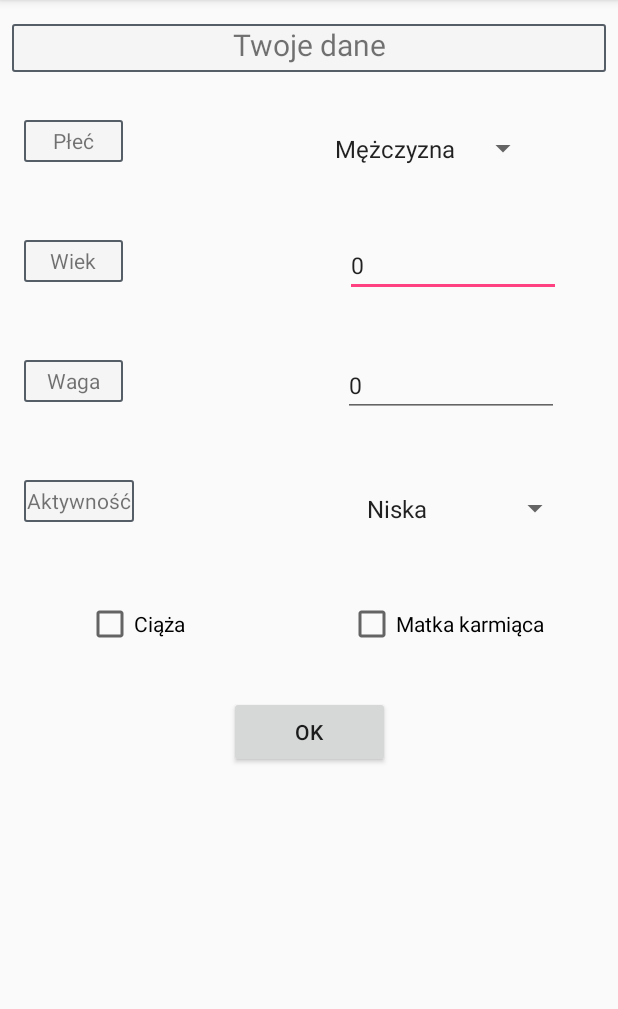
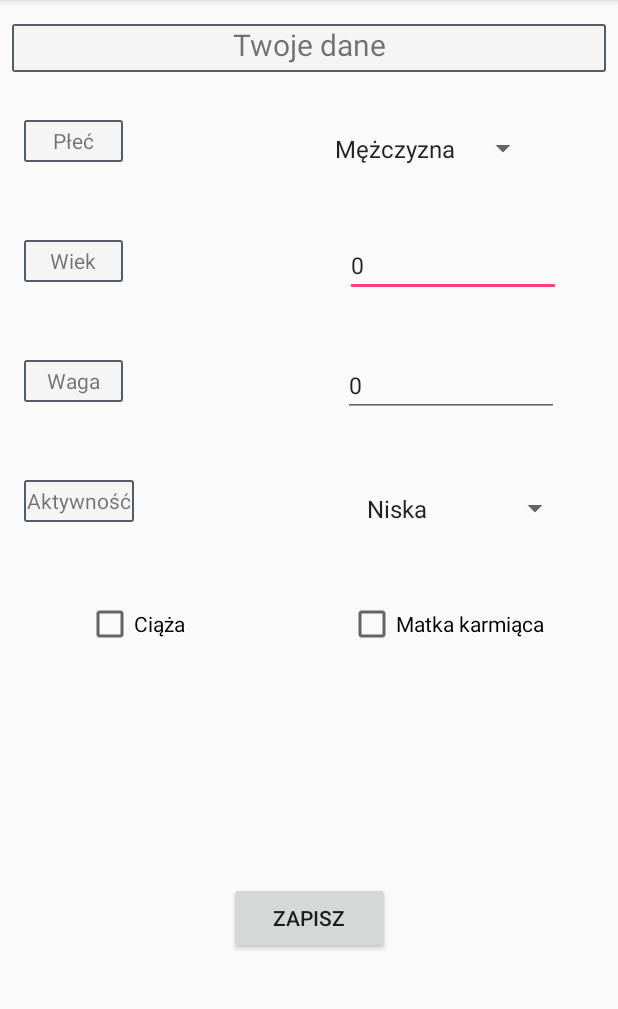
Before and after one commit to basiar/Woda, an Android app: the screen it shows after launch (GetUserData), after a tap on "Twoje dane", on a phone screen of 412 x 824 dp, the part 84-1093 px from its top. Run offline under Robolectric (Android 15) with nearby library versions, the phone set to English and light mode, and no system bars; 3 other taps on this screen came first.

Commit message:
some small code refactor

```diff
--- a/app/src/main/java/com/example/projekt/woda/GetUserData.java
+++ b/app/src/main/java/com/example/projekt/woda/GetUserData.java
@@ -17,17 +17,12 @@ import android.widget.Toast;
 
 public class GetUserData extends AppCompatActivity {
 
-    Spinner spinner_gender;
-    ArrayAdapter<CharSequence> adapter_gender;
-    String gender_choice;
-    Spinner spinner_activity;
-    ArrayAdapter<CharSequence> adapter_activity;
-    String activity_choice;
-    EditText age_field;
-    EditText weight_field;
-    Button ok;
-    CheckBox box;
-    CheckBox box2;
+    Spinner spinner_gender, spinner_activity;
+    ArrayAdapter<CharSequence> adapter_gender, adapter_activity;;
+    String gender_choice, activity_choice;
+    EditText age_field, weight_field;
+    Button save;
+    CheckBox box, box2;
 
     @Override
     protected void onCreate(Bundle savedInstanceState) {
@@ -40,6 +35,7 @@ public class GetUserData extends AppCompatActivity {
         weight_field.setText(String.valueOf(User.getWeight()));
         box = findViewById(R.id.is_pregnant);
         box2 = findViewById(R.id.is_nursing);
+
         spinner_gender = findViewById(R.id.gender_choice);
         adapter_gender = ArrayAdapter.createFromResource(this,R.array.gender_list, android.R.layout.simple_spinner_item);
         adapter_gender.setDropDownViewResource(android.R.layout.simple_spinner_dropdown_item);
@@ -74,8 +70,8 @@ public class GetUserData extends AppCompatActivity {
             weight_field.setText(String.valueOf(cursor.getInt(2)));
         }
 
-        ok = findViewById(R.id.ok);
-        ok.setOnClickListener(new View.OnClickListener() {
+        save = findViewById(R.id.save);
+        save.setOnClickListener(new View.OnClickListener() {
             @Override
             public void onClick(View view) {
                 User.setAge(Integer.parseInt(age_field.getText().toString()));
--- a/app/src/main/java/com/example/projekt/woda/GlobalDataBase.java
+++ b/app/src/main/java/com/example/projekt/woda/GlobalDataBase.java
@@ -9,7 +9,7 @@ import android.util.Log;
  * Created by Basia on 24.03.2018.
  */
 
-//do udostepnienia obslugi bazy danych wszystkim activities
+
 public class GlobalDataBase extends Application
 {
     private static DataBase db;
--- a/app/src/main/java/com/example/projekt/woda/Hydration.java
+++ b/app/src/main/java/com/example/projekt/woda/Hydration.java
@@ -79,13 +79,11 @@ public class Hydration extends Application
                 hyd=1500+15*(User.getWeight()-20);
             }
 
-            //wliczone juz nawodnienie w trakcie treningu przed i po
-            //dla aktywnosci sredniej
             if(User.getActivity()=="S")
             {
                 hyd=hyd+15*User.getWeight();
             }
-            //dla aktywnosci wysokiej
+
             else if(User.getActivity()=="W")
             {
                 hyd=hyd+20*User.getWeight();
--- a/app/src/main/java/com/example/projekt/woda/MainPage.java
+++ b/app/src/main/java/com/example/projekt/woda/MainPage.java
@@ -33,26 +33,21 @@ import java.util.Calendar;
 public class MainPage extends AppCompatActivity implements NavigationView.OnNavigationItemSelectedListener
 {
     GlobalDataBase globalDataBase = new GlobalDataBase(this);
-    static double dailyHydration;
-    static double dailyNeedHydration;
-    static double percent;
+
+    static double dailyHydration, dailyNeedHydration, percent;
     private int dayInYear;
 
-    ArrayList<String> drinks = new ArrayList<String>();
-    ArrayList<String> desc = new ArrayList<String>();
-    ArrayList<Integer> img = new ArrayList<Integer>();
-    ArrayList<Integer> lastWaterAdded = new ArrayList<Integer>();
+    ArrayList<String> drinks = new ArrayList<>();
+    ArrayList<String> desc = new ArrayList<>();
+    ArrayList<Integer> img = new ArrayList<>();
+    ArrayList<Integer> lastWaterAdded = new ArrayList<>();
 
     Cursor cursor;
     ListView listView;
     ProgressBar hydrationBar;
     TextView textView;
 
-    Button _200;
-    Button _250;
-    Button _500;
-    Button _1000;
-    Button _1500;
+    Button _200,_250,_500,_1000,_1500;
 
     AlarmManager alarmManager;
     PendingIntent pendingIntent;
@@ -62,14 +57,12 @@ public class MainPage extends AppCompatActivity implements NavigationView.OnNavi
     @Override
     protected void onCreate(Bundle savedInstanceState)
     {
-        Log.v("user onCreate","OnCreate");
         super.onCreate(savedInstanceState);
         setContentView(R.layout.activity_main_page);
         Toolbar toolbar = findViewById(R.id.toolbar);
         setSupportActionBar(toolbar);
 
         dailyHydration = 0;
-
 
         //Get daily data hydration get drom DB
         cursor = GlobalDataBase.getDb().getDailyData();
@@ -87,7 +80,7 @@ public class MainPage extends AppCompatActivity implements NavigationView.OnNavi
         }
 
         //Wyswietlanie wyliczonej ilosci wody
-        textView=findViewById(R.id.textView5);
+        textView = findViewById(R.id.textView5);
         textView.setText(dailyHydration + " / " + dailyNeedHydration);
 
         //Check if is new day
@@ -127,8 +120,6 @@ public class MainPage extends AppCompatActivity implements NavigationView.OnNavi
         DateFormat dateFormat = new SimpleDateFormat("EEEE dd MMMM");
         Date date = new Date();
         date1.setText(dateFormat.format(date));
-
-
 
         //Dodawanie nowego napoju
         FloatingActionButton fab = findViewById(R.id.fab);
--- a/app/src/main/java/com/example/projekt/woda/Statistics.java
+++ b/app/src/main/java/com/example/projekt/woda/Statistics.java
@@ -40,8 +40,8 @@ public class Statistics extends AppCompatActivity
         graph.getViewport().setScalable(true);
         graph.getViewport().setScalableY(true);
 
-        series = new LineGraphSeries<DataPoint>();
-        series2 = new PointsGraphSeries<DataPoint>();
+        series = new LineGraphSeries<>();
+        series2 = new PointsGraphSeries<>();
 
         cursor = GlobalDataBase.getDb().getWeightData();
         while (cursor.moveToNext()){
@@ -52,7 +52,6 @@ public class Statistics extends AppCompatActivity
         graph.addSeries(series2);
         graph.addSeries(series);
 
-;
         graph.getGridLabelRenderer().setLabelFormatter(new DefaultLabelFormatter() {
             @Override
             public String formatLabel(double value, boolean isValueX) {
--- a/app/src/main/java/com/example/projekt/woda/User.java
+++ b/app/src/main/java/com/example/projekt/woda/User.java
@@ -4,9 +4,6 @@ import android.app.Application;
 
 import java.io.Serializable;
 
-//dziedziczy po Application bo wtedy wszystkie Activities maja dostep do tych danych
-//bez potrzeby przekazywania za kazdym razem
-//zmienic public na private jak sie ogarnie pozostale
 public class User extends Application implements Serializable {
 
     private static String gender = "M";
@@ -16,7 +13,6 @@ public class User extends Application implements Serializable {
     private static boolean if_nursing = false;
     private static String activity = "S";
 
-    //getery
     public static int getAge()
     {
         return age;
@@ -41,7 +37,6 @@ public class User extends Application implements Serializable {
         return activity;
     }
 
-    //setery
     public static void setAge(int age)
     {
         User.age = age;
--- a/app/src/main/res/layout/content_main_page.xml
+++ b/app/src/main/res/layout/content_main_page.xml
@@ -51,7 +51,7 @@
         android:layout_marginRight="8dp"
         android:layout_marginStart="8dp"
         android:layout_marginTop="40dp"
-        android:background="@drawable/border"
+        android:background="@color/colorWhite"
         app:layout_constraintEnd_toEndOf="parent"
         app:layout_constraintHorizontal_bias="0.514"
         app:layout_constraintStart_toStartOf="parent"
--- a/app/src/main/res/layout/daily_data_layoyt.xml
+++ b/app/src/main/res/layout/daily_data_layoyt.xml
@@ -4,7 +4,8 @@
     xmlns:tools="http://schemas.android.com/tools"
     android:id="@+id/status"
     android:layout_width="match_parent"
-    android:layout_height="match_parent">
+    android:layout_height="match_parent"
+    android:background="@color/colorWhite">
 
     <android.support.constraint.ConstraintLayout
         android:layout_width="match_parent"
--- a/app/src/main/res/layout/get_user_data.xml
+++ b/app/src/main/res/layout/get_user_data.xml
@@ -165,11 +165,13 @@
         app:layout_constraintVertical_bias="0.0" />
 
     <Button
-        android:id="@+id/ok"
+        android:id="@+id/save"
         android:layout_width="107dp"
         android:layout_height="48dp"
+        android:layout_marginBottom="8dp"
         android:layout_marginTop="32dp"
-        android:text="@android:string/ok"
+        android:text="Zapisz"
+        app:layout_constraintBottom_toBottomOf="parent"
         app:layout_constraintEnd_toEndOf="parent"
         app:layout_constraintHorizontal_bias="0.501"
         app:layout_constraintStart_toStartOf="parent"
--- a/app/src/main/res/values/colors.xml
+++ b/app/src/main/res/values/colors.xml
@@ -6,4 +6,5 @@
     <color name="kolor_zielony">#24c924</color>
     <color name="colorLightGrey">#f5f5f5</color>
     <color name="colorDarkGrey">#555E66</color>
+    <color name="colorWhite">#FFFFFF</color>
 </resources>
```
Also changed, not shown: app/src/main/java/com/example/projekt/woda/History.java (+3 -9 lines), app/src/main/java/com/example/projekt/woda/StatusListView.java (+3 -4 lines), app/src/main/res/layout/items.xml (deleted, +0 -14 lines), app/src/main/res/layout/nav_header_main_page.xml (+1 -7 lines), app/src/main/res/layout/statistic.xml (+4 -4 lines), app/src/main/res/drawable/coffe.png (deleted), app/src/main/res/layout/activity_history.xml (renamed from app/src/main/res/layout/activity_calendar.xml).
